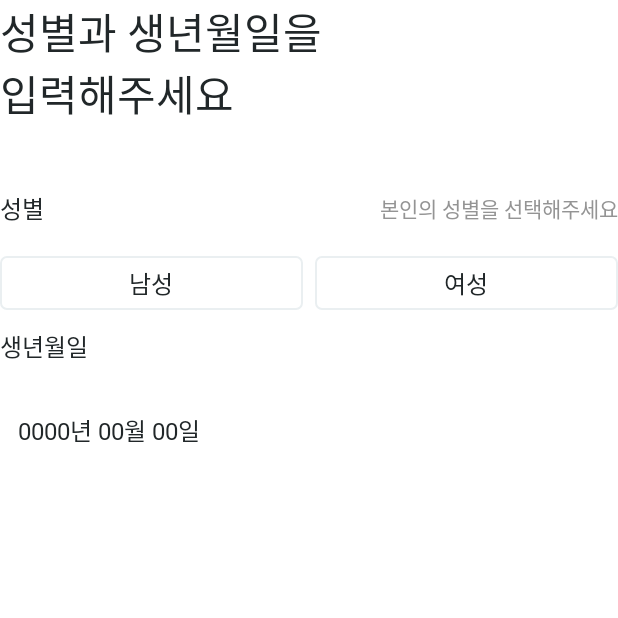
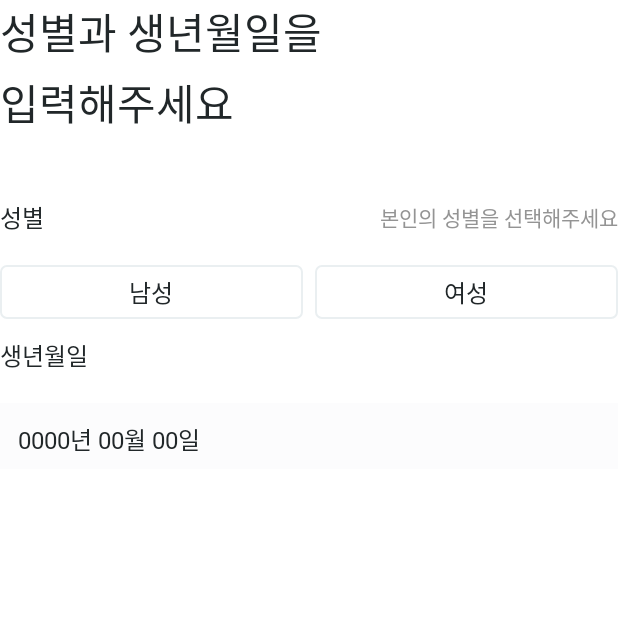
Before and after one commit to Central-MakeUs/Cider_AOS, an Android app: the fragment RegisterProfileFragment placed in its activity, on a phone screen of 412 x 824 dp, the top half of it. Run offline under Robolectric (Android 15) with nearby library versions, the phone set to English and light mode, and no system bars; our stand-ins replace Dagger/Hilt's generated code, data binding; libraries missing offline, so code that uses them is left out: com.kakao.sdk; 2 statements that could not run were skipped.

Commit message:
[feat] Text title style 설정 및 프로필 페이지 구현

```diff
--- a/app/src/main/res/layout/fragment_register_completion.xml
+++ b/app/src/main/res/layout/fragment_register_completion.xml
@@ -15,11 +15,8 @@
 
         <TextView
             android:id="@+id/tv_consent_title"
-            android:layout_width="match_parent"
-            android:layout_height="wrap_content"
+            style="@style/TextViewTitleStyle"
             android:text="@string/register_completion_title"
-            android:textSize="@dimen/text_5xl"
-            android:fontFamily="@font/pretendard_bold"
             app:layout_constraintStart_toStartOf="parent"
             app:layout_constraintEnd_toEndOf="parent"
             app:layout_constraintTop_toTopOf="parent"/>
--- a/app/src/main/res/layout/fragment_register_consent.xml
+++ b/app/src/main/res/layout/fragment_register_consent.xml
@@ -16,11 +16,8 @@
 
         <TextView
             android:id="@+id/tv_consent_title"
-            android:layout_width="match_parent"
-            android:layout_height="wrap_content"
+            style="@style/TextViewTitleStyle"
             android:text="@string/consent_title"
-            android:textSize="@dimen/text_5xl"
-            android:fontFamily="@font/pretendard_bold"
             app:layout_constraintStart_toStartOf="parent"
             app:layout_constraintEnd_toEndOf="parent"
             app:layout_constraintTop_toTopOf="parent"/>
--- a/app/src/main/res/layout/fragment_register_nickname.xml
+++ b/app/src/main/res/layout/fragment_register_nickname.xml
@@ -16,11 +16,8 @@
 
         <TextView
             android:id="@+id/tv_nickname_title"
-            android:layout_width="match_parent"
-            android:layout_height="wrap_content"
+            style="@style/TextViewTitleStyle"
             android:text="@string/register_nickname_title"
-            android:textSize="@dimen/text_5xl"
-            android:fontFamily="@font/pretendard_bold"
             app:layout_constraintStart_toStartOf="parent"
             app:layout_constraintEnd_toEndOf="parent"
             app:layout_constraintTop_toTopOf="parent"/>
--- a/app/src/main/res/layout/fragment_register_profile.xml
+++ b/app/src/main/res/layout/fragment_register_profile.xml
@@ -17,11 +17,8 @@
 
         <TextView
             android:id="@+id/tv_profile_title"
-            android:layout_width="match_parent"
-            android:layout_height="wrap_content"
+            style="@style/TextViewTitleStyle"
             android:text="@string/register_profile_title"
-            android:textSize="@dimen/text_5xl"
-            android:fontFamily="@font/pretendard_bold"
             app:layout_constraintStart_toStartOf="parent"
             app:layout_constraintEnd_toEndOf="parent"
             app:layout_constraintTop_toTopOf="parent"/>
@@ -107,6 +104,7 @@
             <androidx.appcompat.widget.AppCompatButton
                 android:id="@+id/btn_profile_birth"
                 android:background="@drawable/shape_edittext_none"
+                android:backgroundTint="@color/gray_1"
                 android:layout_width="0dp"
                 android:layout_height="44dp"
                 android:fontFamily="@font/pretendard_regular"
--- a/app/src/main/res/values/style.xml
+++ b/app/src/main/res/values/style.xml
@@ -68,4 +68,12 @@
         <item name="android:textColor">@color/black</item>
     </style>
 
+
+    <style name="TextViewTitleStyle" parent="Widget.AppCompat.TextView">
+        <item name="android:layout_width">match_parent</item>
+        <item name="android:layout_height">wrap_content</item>
+        <item name="android:lineSpacingExtra">6dp</item>
+        <item name="android:textSize">@dimen/text_5xl</item>
+        <item name="android:fontFamily">@font/pretendard_bold</item>
+    </style>
 </resources>
```
Also changed, not shown: app/src/main/res/layout/fragment_register_keyword.xml (+3 -4 lines).
